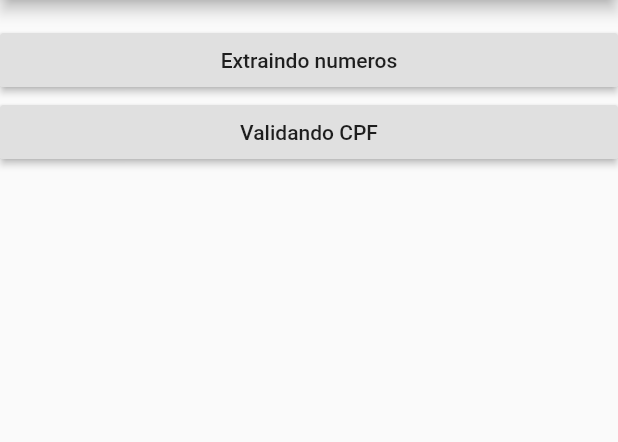
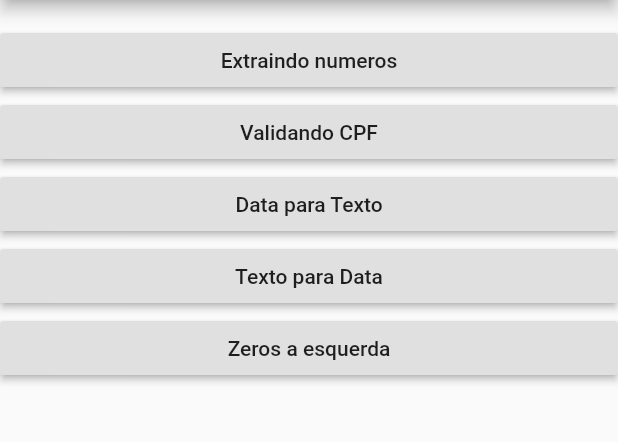
Before and after one commit to isaukywhite/veev_utils, a Flutter app: the screen it shows after launch, on a phone screen of 412 x 824 dp, the part 84-526 px from its top. Run offline on Flutter 3.47's test engine with Material 2 defaults, Android fonts, the phone set to English and light mode, and no system bars; network calls fail.

Commit message:
example update

```diff
--- a/example/lib/main.dart
+++ b/example/lib/main.dart
@@ -42,6 +42,26 @@ class _ExamplePageState extends State<ExamplePage> {
               print(Cpf().validar(cpf));
             },
           ),
+          RaisedButton(
+            child: Text('Data para Texto'),
+            onPressed: () {
+              print(Extrair().dataParaTexto(DateTime.now()));
+            },
+          ),
+          RaisedButton(
+            child: Text('Texto para Data'),
+            onPressed: () {
+              String texto = '01/01/2020';
+              print(Extrair().textoParaData(texto));
+            },
+          ),
+          RaisedButton(
+            child: Text('Zeros a esquerda'),
+            onPressed: () {
+              String texto = '1';
+              print(Extrair().lpad(texto, 6));
+            },
+          ),
         ],
       ),
     );
```
